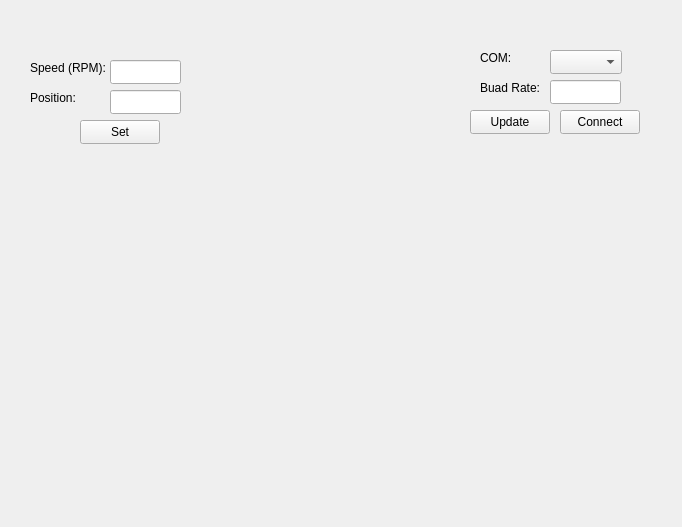
Old version of the form FYP_2/gui_app/src/mainwindow.ui in the repository BashirAbu/FYP.
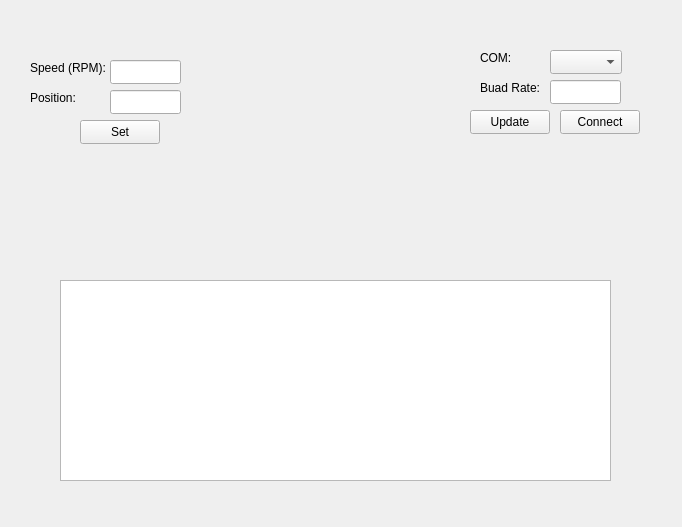
New version of the form.

Commit message: moved from win32 to qt serial port. Added console

```diff
--- a/FYP_2/gui_app/src/mainwindow.ui
+++ b/FYP_2/gui_app/src/mainwindow.ui
@@ -145,6 +145,16 @@
      <string>Set</string>
     </property>
    </widget>
+   <widget class="QPlainTextEdit" name="console">
+    <property name="geometry">
+     <rect>
+      <x>60</x>
+      <y>280</y>
+      <width>551</width>
+      <height>201</height>
+     </rect>
+    </property>
+   </widget>
   </widget>
   <widget class="QMenuBar" name="menubar">
    <property name="geometry">
```
The commit also changes 11 other files.
